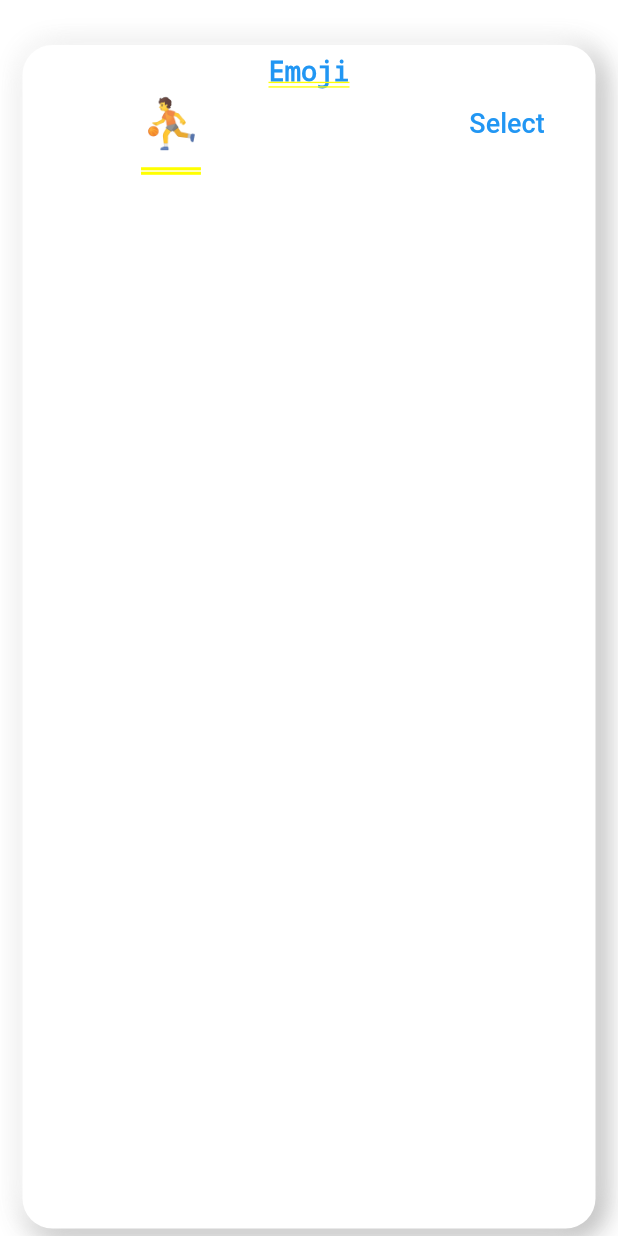
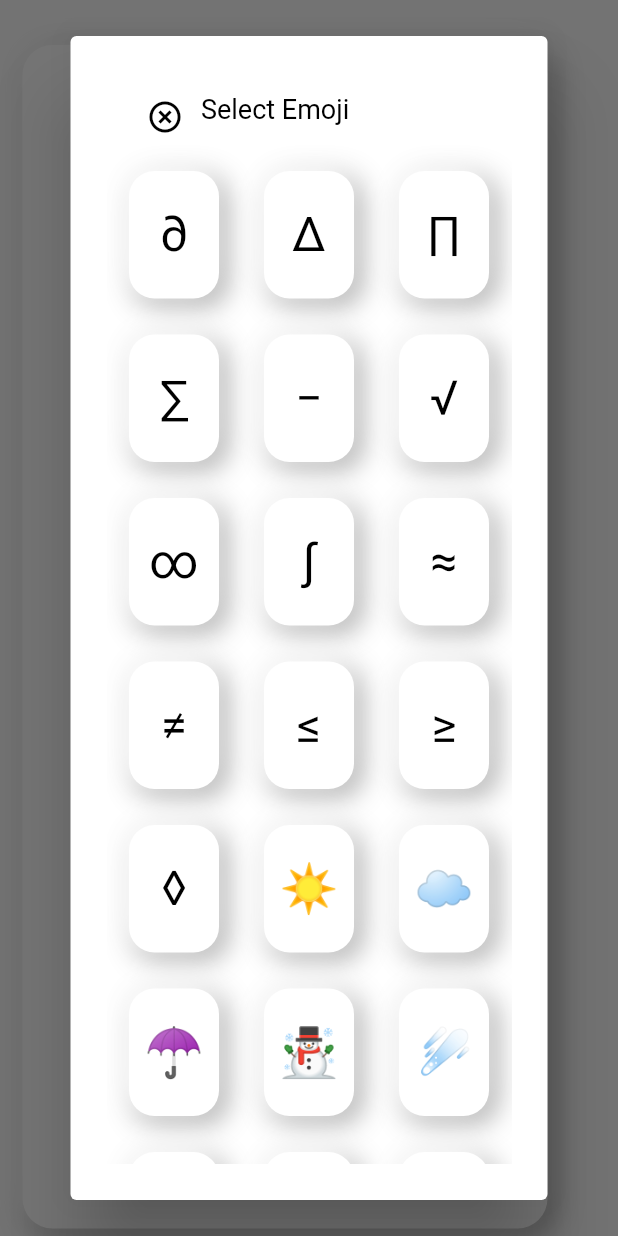
Before and after one commit to jacksonw765/emojiMe, a Flutter app: the SelectEmojiWidget widget shown alone on an empty page, opened directly, after a tap on "Select", on a phone screen of 412 x 824 dp. Run offline on Flutter 3.47's test engine with Material 2 defaults, Android fonts, the phone set to English and light mode, and no system bars; our stand-ins replace dotted_border, flutter_xlider, image_gallery_saver, image_picker, permission_handler, pinch_zoom and 3 more; missing offline and left inert: flutter_animated_dialog; accounts and stored records are empty.

Commit message:
wip, ios fixes

```diff
--- a/lib/chars.dart
+++ b/lib/chars.dart
@@ -1,3 +1,5 @@
+import 'dart:math';
+
 import 'package:emojieme/styles.dart';
 import 'package:flutter/cupertino.dart';
 import 'package:flutter/material.dart';
@@ -76,11 +78,14 @@ class _SelectEmojiWidgetState extends State<SelectEmojiWidget> {
         children: [
           Padding(
             padding: const EdgeInsets.only(left: 15.0, top: 10),
-            child: IconButton(
-              icon: Icon(Icons.arrow_back_ios),
-              color: Colors.black,
-              iconSize: 25,
-              onPressed: () => Navigator.pop(context),
+            child: Transform.rotate(
+              angle: pi/4,
+              child: IconButton(
+                icon: Icon(Icons.add_circle_outline_outlined),
+                color: Colors.black,
+                iconSize: 25,
+                onPressed: () => Navigator.pop(context),
+              ),
             ),
           ),
           //Spacer(flex: 30),
@@ -93,18 +98,8 @@ class _SelectEmojiWidgetState extends State<SelectEmojiWidget> {
           //Spacer(flex: 50),
         ],
       ));
-      for (int x = 0; x < Char.CHARS.length; x += 4) {
-        if (Char.CHARS.length > x + 3) {
-          retval.add(Row(
-            mainAxisAlignment: MainAxisAlignment.center,
-            children: [
-              charWidget(Char.CHARS[x]),
-              charWidget(Char.CHARS[x + 1]),
-              charWidget(Char.CHARS[x + 2]),
-              charWidget(Char.CHARS[x + 3]),
-            ],
-          ));
-        } else if (Char.CHARS.length > x + 2) {
+      for (int x = 0; x < Char.CHARS.length; x += 3) {
+         if (Char.CHARS.length > x + 2) {
           retval.add(Row(
             mainAxisAlignment: MainAxisAlignment.center,
             children: [
@@ -133,31 +128,47 @@ class _SelectEmojiWidgetState extends State<SelectEmojiWidget> {
       return retval;
     }
 
+    showDialog(
+        context: context,
+        builder: (_) =>
+        new AlertDialog(
+          //shape: RoundedRectangleBorder(
+           //   borderRadius: BorderRadius.all(Radius.circular(10.0))
+          //),
+          content: SingleChildScrollView(
+            child: ListBody(
+              children: buildRows(),
+            ),
+          ),
+        )
+    );
+
+    /*
     showAnimatedDialog(
       context: context,
       barrierDismissible: true,
       builder: (BuildContext context) {
-        return Scaffold(
-          backgroundColor: Colors.white,
-          body: SafeArea(
-            child: Container(
-              child: ListView(
+        return  Material(
+          child: SingleChildScrollView(
+            child: ListBody(
                 children: buildRows(),
-              ),
             ),
           ),
         );
       },
+
       animationType: DialogTransitionType.slideFromBottomFade,
       curve: Curves.fastOutSlowIn,
       duration: Duration(milliseconds: 300),
     );
+
+     */
   }
 
   Widget charWidget(String char) {
     return GestureDetector(
       child: Padding(
-        padding: const EdgeInsets.only(top: 10.0, bottom: 10, left: 17, right: 17),
+        padding: const EdgeInsets.only(top: 12.0, bottom: 12, left: 15, right: 15),
         child: Container(
           height: 85,
           width: 60,
--- a/lib/main.dart
+++ b/lib/main.dart
@@ -1,4 +1,3 @@
-import 'dart:io';
 import 'dart:typed_data';
 import 'dart:ui';
 
@@ -31,10 +30,6 @@ class MyApp extends StatelessWidget {
   Widget build(BuildContext context) {
     return MaterialApp(
       title: 'EmojiMe',
-      theme: ThemeData(
-        brightness: Brightness.light,
-        primarySwatch: Colors.blue,
-      ),
       home: MyHomePage(),
     );
   }
```
Also changed, not shown: pubspec.lock, 3 other files.
